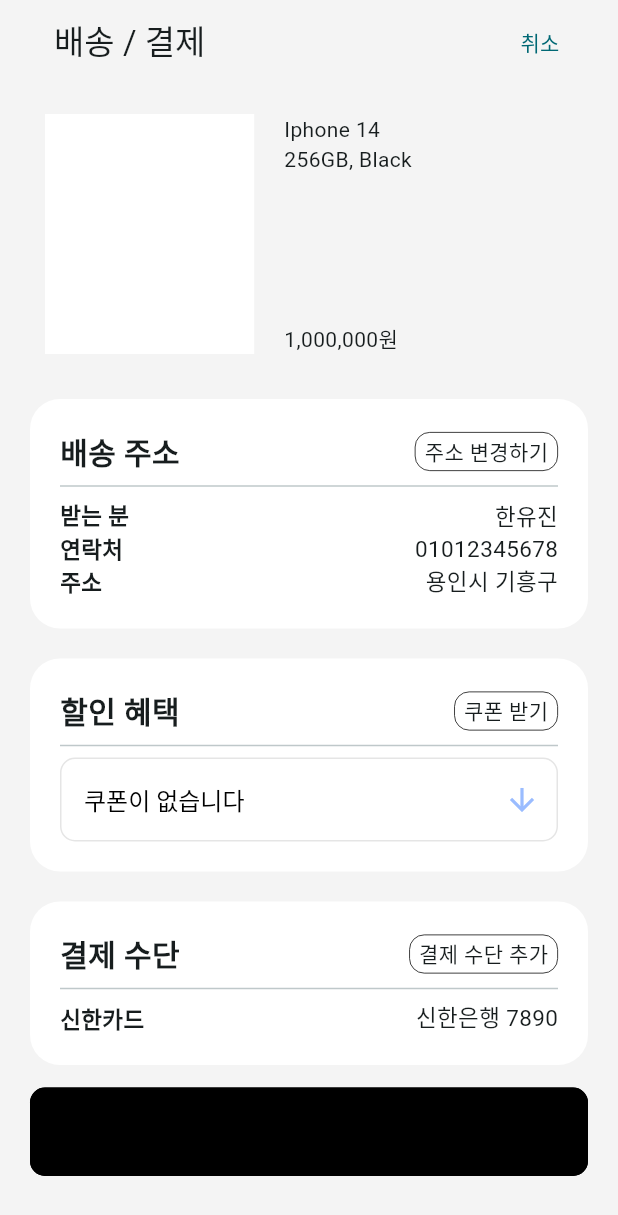
After one commit to 2024-Saphy/App, a Flutter app: the PurchaseProcessPage screen opened directly, on a phone screen of 412 x 824 dp. The commit adds this screen. Shown: the top 1215 px of the screen. Run offline on Flutter 3.47's test engine with Material 3 defaults, Android fonts, the phone set to English and light mode, and no system bars; our stand-ins replace cached_network_image, dio, firebase_auth, firebase_core, flutter_dotenv, flutter_secure_storage and 3 more; missing offline and left inert: kakao_flutter_sdk_common, kakao_flutter_sdk_user, remedi_kopo; accounts and stored records are empty; Roboto replaces fonts that are missing (Pretendard); project files that could hold a hidden picture were left out.

Commit message:
SAPHY-97 Feat: 구매 중 화면 UI 구현

```diff
--- a/lib/screens/purchase/purchase_page.dart
+++ b/lib/screens/purchase/purchase_page.dart
@@ -1,4 +1,5 @@
 import 'package:flutter/material.dart';
+import 'package:saphy/screens/purchase/purchase_process_page.dart';
 import 'package:saphy/utils/colors.dart';
 import 'package:saphy/widgets/normal_button.dart';
 import 'package:saphy/widgets/purchase_info.dart';
@@ -102,7 +103,13 @@
           title: "구매하기",
           color: white,
           onTap: _isAgreed
-              ? () {}
+              ? () {
+                  Navigator.push(
+                    context,
+                    MaterialPageRoute(
+                        builder: (context) => (const PurchaseProcessPage())),
+                  );
+                }
               : () {
                   ScaffoldMessenger.of(context).showSnackBar(
                     const SnackBar(content: Text('상품 정보를 확인해 주세요.')),
--- /dev/null
+++ b/lib/screens/purchase/purchase_process_page.dart
@@ -0,0 +1,287 @@
+import 'package:flutter/material.dart';
+import 'package:saphy/utils/colors.dart';
+import 'package:saphy/utils/textstyles.dart';
+import 'package:saphy/widgets/normal_button.dart';
+
+class PurchaseProcessPage extends StatefulWidget {
+  const PurchaseProcessPage({super.key});
+
+  @override
+  State<PurchaseProcessPage> createState() => _PurchaseProcessPageState();
+}
+
+class _PurchaseProcessPageState extends State<PurchaseProcessPage> {
+  List<String> items = ["쿠폰이 없습니다"];
+  String selectedValue = "쿠폰이 없습니다";
+
+  @override
+  Widget build(BuildContext context) {
+    return Scaffold(
+      appBar: AppBar(
+        backgroundColor: altWhite,
+        automaticallyImplyLeading: false,
+        centerTitle: false,
+        title: Padding(
+          padding: const EdgeInsets.symmetric(horizontal: 20.0),
+          child: Text("배송 / 결제", style: titleText()),
+        ),
+        actions: [
+          Padding(
+            padding: const EdgeInsets.only(right: 20.0),
+            child: TextButton(
+              onPressed: () {
+                Navigator.of(context).pop();
+              },
+              child: Text("취소", style: bodyText()),
+            ),
+          ),
+        ],
+      ),
+      backgroundColor: altWhite,
+      body: CustomScrollView(
+        slivers: [
+          _buildSpacer(10),
+          _buildProductInfo(),
+          _buildSpacer(20),
+          _buildAddressInfo(),
+          _buildSpacer(20),
+          _buildCouponInfo(),
+          _buildSpacer(20),
+          _buildPaymentInfo(),
+          _buildSpacer(20),
+        ],
+      ),
+      bottomNavigationBar: Padding(
+        padding: const EdgeInsets.only(bottom: 40, left: 20, right: 20),
+        child:
+            NormalButton(title: "결제", color: black, onTap: () {}, flag: true),
+      ),
+    );
+  }
+
+  SliverToBoxAdapter _buildSpacer(double height) {
+    return SliverToBoxAdapter(
+      child: SizedBox(
+        height: height,
+      ),
+    );
+  }
+
+  SliverPadding _buildProductInfo() {
+    return SliverPadding(
+      padding: const EdgeInsets.symmetric(horizontal: 20),
+      sliver: SliverToBoxAdapter(
+        child: SizedBox(
+          height: 180,
+          width: double.infinity,
+          child: Row(
+            children: [
+              Flexible(
+                flex: 3,
+                child: Padding(
+                  padding: const EdgeInsets.all(10.0),
+                  child: Container(
+                    decoration: const BoxDecoration(
+                      color: Colors.white,
+                      // 이미지 추가 시:
+                      // image: DecorationImage(
+                      //   image: NetworkImage('image_url'),
+                      //   fit: BoxFit.cover,
+                      // ),
+                    ),
+                    height: double.infinity,
+                  ),
+                ),
+              ),
+              Flexible(
+                flex: 4,
+                child: Padding(
+                  padding: const EdgeInsets.all(10.0),
+                  child: Column(
+                    crossAxisAlignment: CrossAxisAlignment.start,
+                    children: [
+                      Text("Iphone 14", style: subTitleText()),
+                      Text("256GB, Black", style: bodyText()),
+                      const Spacer(),
+                      Text("1,000,000원", style: subTitleText()),
+                    ],
+                  ),
+                ),
+              ),
+            ],
+          ),
+        ),
+      ),
+    );
+  }
+
+  SliverPadding _buildAddressInfo() {
+    return SliverPadding(
+      padding: const EdgeInsets.symmetric(horizontal: 20),
+      sliver: SliverToBoxAdapter(
+        child: Container(
+          decoration: boxDecoration(),
+          child: Padding(
+            padding: const EdgeInsets.all(20.0),
+            child: Column(
+              crossAxisAlignment: CrossAxisAlignment.start,
+              children: [
+                buildHeaderRow("배송 주소", "주소 변경하기", () {}),
+                const Divider(),
+                buildInfoRow("받는 분", "한유진"),
+                buildInfoRow("연락처", "01012345678"),
+                buildInfoRow("주소", "용인시 기흥구"),
+              ],
+            ),
+          ),
+        ),
+      ),
+    );
+  }
+
+  SliverPadding _buildCouponInfo() {
+    return SliverPadding(
+      padding: const EdgeInsets.symmetric(horizontal: 20),
+      sliver: SliverToBoxAdapter(
+        child: Container(
+          decoration: boxDecoration(),
+          child: Padding(
+            padding: const EdgeInsets.all(20.0),
+            child: Column(
+              crossAxisAlignment: CrossAxisAlignment.start,
+              children: [
+                buildHeaderRow("할인 혜택", "쿠폰 받기", () {}),
+                const Divider(),
+                DropdownButtonFormField(
+                  value: selectedValue,
+                  items: items.map((String value) {
+                    return DropdownMenuItem<String>(
+                      value: value,
+                      child: Text(value),
+                    );
+                  }).toList(),
+                  onChanged: (String? newValue) {
+                    setState(() {
+                      selectedValue = newValue!;
+                    });
+                  },
+                  style: const TextStyle(
+                    color: Colors.black,
+                    fontSize: 16,
+                  ),
+                  decoration: inputDecoration(),
+                  dropdownColor: const Color(0xfff4f4f4),
+                  isDense: true,
+                  icon: const Icon(
+                    Icons.arrow_downward,
+                    color: Color(0xff9abcff),
+                  ),
+                ),
+              ],
+            ),
+          ),
+        ),
+      ),
+    );
+  }
+
+  SliverPadding _buildPaymentInfo() {
+    return SliverPadding(
+      padding: const EdgeInsets.symmetric(horizontal: 20),
+      sliver: SliverToBoxAdapter(
+        child: Container(
+          decoration: boxDecoration(),
+          child: Padding(
+            padding: const EdgeInsets.all(20.0),
+            child: Column(
+              crossAxisAlignment: CrossAxisAlignment.start,
+              children: [
+                buildHeaderRow("결제 수단", "결제 수단 추가", () {}),
+                const Divider(),
+                buildInfoRow("신한카드", "신한은행 7890"),
+              ],
+            ),
+          ),
+        ),
+      ),
+    );
+  }
+
+  Row buildInfoRow(String label, String value) {
+    const labelTextStyle = TextStyle(
+      fontFamily: "Pretendard",
+      fontSize: 15,
+      fontWeight: FontWeight.bold,
+    );
+
+    const valueTextStyle = TextStyle(
+      fontFamily: "Pretendard",
+      fontSize: 15,
+    );
+
+    return Row(
+      mainAxisAlignment: MainAxisAlignment.spaceBetween,
+      children: [
+        Text(label, style: labelTextStyle),
+        Text(value, style: valueTextStyle),
+      ],
+    );
+  }
+
+  Row buildHeaderRow(String label, String value, Function() onTap) {
+    return Row(
+      mainAxisAlignment: MainAxisAlignment.spaceBetween,
+      children: [
+        Text(
+          label,
+          style: const TextStyle(
+            fontSize: 20,
+            fontWeight: FontWeight.bold,
+          ),
+        ),
+        InkWell(
+          onTap: onTap,
+          child: Container(
+            decoration: BoxDecoration(
+              borderRadius: BorderRadius.circular(10),
+              border: Border.all(width: 0.5),
+            ),
+            child: Padding(
+              padding: const EdgeInsets.symmetric(vertical: 2, horizontal: 6),
+              child: Text(value),
+            ),
+          ),
+        ),
+      ],
+    );
+  }
+
+  InputDecoration inputDecoration() {
+    return InputDecoration(
+      filled: true,
+      fillColor: Colors.white,
+      border: OutlineInputBorder(
+        borderRadius: BorderRadius.circular(10),
+      ),
+      enabledBorder: OutlineInputBorder(
+        borderRadius: BorderRadius.circular(10),
+        borderSide: const BorderSide(
+          color: Color.fromARGB(255, 229, 229, 229),
+        ),
+      ),
+      focusedBorder: OutlineInputBorder(
+        borderRadius: BorderRadius.circular(10),
+        borderSide: const BorderSide(
+          color: Color(0xff9abcff),
+        ),
+      ),
+    );
+  }
+
+  BoxDecoration boxDecoration() {
+    return BoxDecoration(
+      color: Colors.white,
+      borderRadius: BorderRadius.circular(20),
+    );
+  }
+}
```
